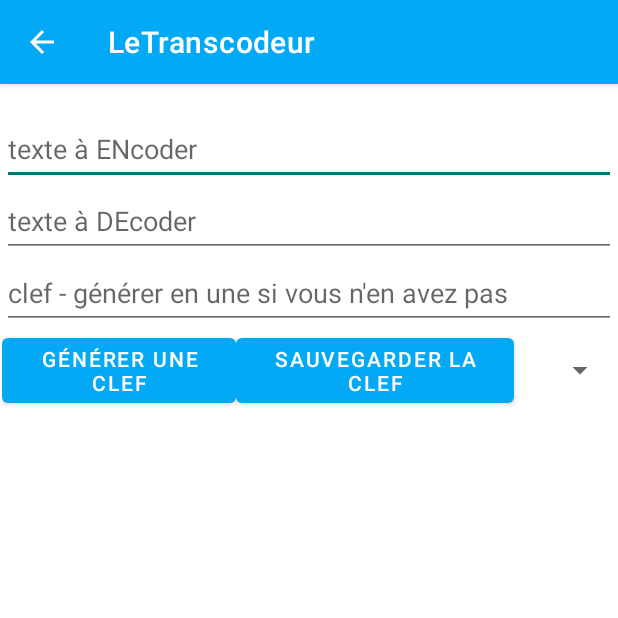
After one commit to AlexandreLourencinho/LeTranscodeurApk, an Android app: the LeTranscodeur screen opened directly, with no data from a screen before it, on a phone screen of 412 x 824 dp, the top half of it. The commit adds this screen. Run offline under Robolectric (Android 15) with nearby library versions, the phone set to English and light mode, and no system bars; 1 statement that could not run was skipped.

Commit message:
bien avancé

```diff
--- a/app/build.gradle
+++ b/app/build.gradle
@@ -36,4 +36,5 @@ dependencies {
     testImplementation 'junit:junit:4.+'
     androidTestImplementation 'androidx.test.ext:junit:1.1.3'
     androidTestImplementation 'androidx.test.espresso:espresso-core:3.4.0'
+    implementation 'org.apache.commons:commons-lang3:3.12.0'
 }
--- a/app/src/main/AndroidManifest.xml
+++ b/app/src/main/AndroidManifest.xml
@@ -9,6 +9,10 @@
         android:roundIcon="@mipmap/ic_launcher_round"
         android:supportsRtl="true"
         android:theme="@style/Theme.LeTranscodeur">
+        <activity
+            android:name=".LeTranscodeur"
+            android:parentActivityName=".AccueilTranscodeur"
+            android:exported="true" />
         <activity
             android:name=".AccueilTranscodeur"
             android:exported="true" />
--- /dev/null
+++ b/app/src/main/java/pt/loual/letranscodeur/LeTranscodeur.java
@@ -0,0 +1,140 @@
+package pt.loual.letranscodeur;
+
+import android.app.AlertDialog;
+import android.os.Build;
+import android.os.Bundle;
+import android.text.Editable;
+import android.text.TextWatcher;
+import android.view.View;
+import android.widget.Button;
+import android.widget.EditText;
+
+import androidx.annotation.RequiresApi;
+import androidx.appcompat.app.AppCompatActivity;
+import androidx.appcompat.widget.TooltipCompat;
+
+import pt.loual.letranscodeur.outils.GenClef;
+import pt.loual.letranscodeur.outils.Transcodeur;
+
+
+public class LeTranscodeur extends AppCompatActivity {
+
+    private EditText chmpEncode;
+    private EditText chmpDecode;
+    private EditText chmpClef;
+    private Transcodeur trans;
+    private GenClef genClef;
+    private Button boutonGenererClef;
+    private Button boutonSauverClef;
+    final EditText champNom = new EditText(this);
+
+
+    @Override
+    protected void onCreate(Bundle savedInstanceState) {
+        super.onCreate(savedInstanceState);
+        setContentView(R.layout.activity_le_transcodeur);
+        chmpEncode = findViewById(R.id.chmpDecode);
+        chmpDecode = findViewById(R.id.chmpEncode);
+        chmpClef = findViewById(R.id.chmpClef);
+        boutonGenererClef = findViewById(R.id.boutonGenerer);
+        boutonSauverClef = findViewById(R.id.boutonSauver);
+
+        TooltipCompat.setTooltipText(chmpEncode,this.getString(R.string.tooltip_encoder));
+        TooltipCompat.setTooltipText(chmpDecode,this.getString(R.string.tooltip_decoder));
+        TooltipCompat.setTooltipText(chmpClef,this.getString(R.string.tooltip_clef));
+
+
+        chmpEncode.addTextChangedListener(new TextWatcher() {
+            @Override
+            public void beforeTextChanged(CharSequence charSequence, int i, int i1, int i2) {
+
+            }
+
+            @RequiresApi(api = Build.VERSION_CODES.O)
+            @Override
+            public void onTextChanged(CharSequence charSequence, int i, int i1, int i2) {
+                if(chmpEncode.isFocused())
+                {
+                    if(chmpClef.getText().toString().equals("")){
+                        chmpEncode.setEnabled(false);
+                        chmpDecode.setEnabled(false);
+                    }else{
+                        trans = new Transcodeur(chmpClef.getText().toString());
+                        chmpDecode.setText(trans.encode(chmpEncode.getText().toString()));
+                    }
+                }
+            }
+
+            @Override
+            public void afterTextChanged(Editable editable) {
+
+            }
+        });
+
+        chmpDecode.addTextChangedListener(new TextWatcher() {
+            @Override
+            public void beforeTextChanged(CharSequence charSequence, int i, int i1, int i2) {
+
+            }
+
+            @RequiresApi(api = Build.VERSION_CODES.O)
+            @Override
+            public void onTextChanged(CharSequence charSequence, int i, int i1, int i2) {
+                if(chmpDecode.isFocused())
+                {
+                    if(chmpClef.getText().toString().equals("")){
+                        chmpEncode.setEnabled(false);
+                        chmpDecode.setEnabled(false);
+                    }else{
+                        trans = new Transcodeur(chmpClef.getText().toString());
+                        chmpEncode.setText(trans.decode(chmpDecode.getText().toString()));
+                    }
+                }
+
+            }
+
+            @Override
+            public void afterTextChanged(Editable editable) {
+
+            }
+        });
+
+        boutonGenererClef.setOnClickListener(this::genererClef);
+        boutonSauverClef.setOnClickListener(this::sauverClef);
+
+
+    }
+
+    public void genererClef(View view)
+    {
+        genClef = new GenClef();
+        chmpClef.setText(genClef.randomKey());
+    }
+
+    public void sauverClef(View view)
+    {
+        AlertDialog.Builder alerte = new AlertDialog.Builder(this);
+        alerte.setTitle(R.string.titreEntrerNom);
+        alerte.setMessage(R.string.entrerNom);
+        alerte.setView(champNom);
+        alerte.setPositiveButton(R.string.sauver, (dialogInterface, i) -> {
+            if(champNom.getText().toString().equals(""))
+            {
+                dialogInterface.dismiss();
+                AlertDialog.Builder alert = new AlertDialog.Builder(LeTranscodeur.this);
+                alert.setTitle(R.string.titreNomVide);
+                alert.setMessage(R.string.nomVide);
+                alert.setPositiveButton(R.string.OK, (dialogInterface1, i1) -> {
+                    dialogInterface1.dismiss();
+                    sauverClef(view);
+                });
+            }else{
+                //sauverclef
+                chmpDecode.setText(champNom.getText().toString());
+            }
+        })
+        .setNegativeButton(R.string.annuler, (dialogInterface, i) -> dialogInterface.dismiss());
+    }
+
+
+}
--- a/app/src/main/res/layout/activity_accueil_transcodeur.xml
+++ b/app/src/main/res/layout/activity_accueil_transcodeur.xml
@@ -70,7 +70,7 @@
     </LinearLayout>
 
     <Button
-        android:id="@+id/button"
+        android:id="@+id/boutonLancer"
         android:layout_width="wrap_content"
         android:layout_height="wrap_content"
         android:text="@string/bouton_lancer"
--- /dev/null
+++ b/app/src/main/res/layout/activity_le_transcodeur.xml
@@ -0,0 +1,77 @@
+<?xml version="1.0" encoding="utf-8"?>
+<androidx.constraintlayout.widget.ConstraintLayout xmlns:android="http://schemas.android.com/apk/res/android"
+    xmlns:app="http://schemas.android.com/apk/res-auto"
+    xmlns:tools="http://schemas.android.com/tools"
+    android:layout_width="match_parent"
+    android:layout_height="match_parent"
+    tools:context=".LeTranscodeur">
+
+    <LinearLayout
+        android:layout_width="409dp"
+        android:layout_height="729dp"
+        android:layout_marginStart="16dp"
+        android:layout_marginTop="16dp"
+        android:layout_marginEnd="16dp"
+        android:layout_marginBottom="16dp"
+        android:orientation="vertical"
+        app:layout_constraintBottom_toBottomOf="parent"
+        app:layout_constraintEnd_toEndOf="parent"
+        app:layout_constraintStart_toStartOf="parent"
+        app:layout_constraintTop_toTopOf="parent">
+
+        <EditText
+            android:id="@+id/chmpDecode"
+            android:layout_width="match_parent"
+            android:layout_height="wrap_content"
+            android:ems="10"
+            android:hint="@string/txt_encoder"
+            android:inputType="textPersonName"
+            android:minHeight="48dp" />
+
+        <EditText
+            android:id="@+id/chmpEncode"
+            android:layout_width="match_parent"
+            android:layout_height="wrap_content"
+            android:ems="10"
+            android:hint="@string/txt_decoder"
+            android:inputType="textPersonName"
+            android:minHeight="48dp" />
+
+        <EditText
+            android:id="@+id/chmpClef"
+            android:layout_width="match_parent"
+            android:layout_height="wrap_content"
+            android:ems="10"
+            android:hint="@string/txt_clef"
+            android:inputType="textPersonName"
+            android:minHeight="48dp" />
+
+        <LinearLayout
+            android:layout_width="match_parent"
+            android:layout_height="wrap_content"
+            android:orientation="horizontal">
+
+            <Button
+                android:id="@+id/boutonGenerer"
+                android:layout_width="wrap_content"
+                android:layout_height="wrap_content"
+                android:layout_weight="1"
+                android:text="@string/boutonGenerer" />
+
+            <Button
+                android:id="@+id/boutonSauver"
+                android:layout_width="wrap_content"
+                android:layout_height="wrap_content"
+                android:layout_weight="1"
+                android:text="@string/boutonSauver" />
+
+            <Spinner
+                android:id="@+id/spinner"
+                android:layout_width="91dp"
+                android:layout_height="match_parent"
+                android:layout_weight="1" />
+
+        </LinearLayout>
+
+    </LinearLayout>
+</androidx.constraintlayout.widget.ConstraintLayout>
--- a/app/src/main/res/values/strings.xml
+++ b/app/src/main/res/values/strings.xml
@@ -9,6 +9,21 @@
     <string name="bvn5">à une clef de chiffrement.</string>
     <string name="bvn6">Amusez-vous bien! </string>
     <string name="bouton_lancer">Utiliser le transcodeur! </string>
+    <string name="txt_encoder">texte à ENcoder</string>
+    <string name="txt_decoder">texte à DEcoder</string>
+    <string name="txt_clef">clef - générer en une si vous n\'en avez pas</string>
+    <string name="tooltip_encoder">Entrez ici le message que vous voulez encoder</string>
+    <string name="tooltip_decoder">Entrez ici le message déjà encodé que vous voulez décrypter</string>
+    <string name="tooltip_clef">Mettez votre clef de chiffrement ici, ou générez en une</string>
+    <string name="boutonGenerer">Générer une clef</string>
+    <string name="boutonSauver">Sauvegarder la clef</string>
+    <string name="entrerNom">Entrez le nom de votre clef</string>
+    <string name="titreEntrerNom">Nom de la clef</string>
+    <string name="sauver">Sauver</string>
+    <string name="annuler">Annuler</string>
+    <string name="OK">OK</string>
+    <string name="titreNomVide">Nom vide</string>
+    <string name="nomVide">Vous devez entrer un nom pour pouvoir enregistrer votre clef</string>
 
 
 </resources>
```
Also changed, not shown: app/src/main/java/pt/loual/letranscodeur/AccueilTranscodeur.java (+20 -0 lines), app/src/main/java/pt/loual/letranscodeur/constantes/Constantes.java (added, +15 -0 lines), app/src/main/java/pt/loual/letranscodeur/model/BoiteAEncryptage.java (added, +78 -0 lines), app/src/main/java/pt/loual/letranscodeur/outils/GenClef.java (added, +26 -0 lines), app/src/main/java/pt/loual/letranscodeur/outils/Transcodeur.java (added, +85 -0 lines), app/src/main/res/layout/layout_dialog.xml (added, +52 -0 lines).
